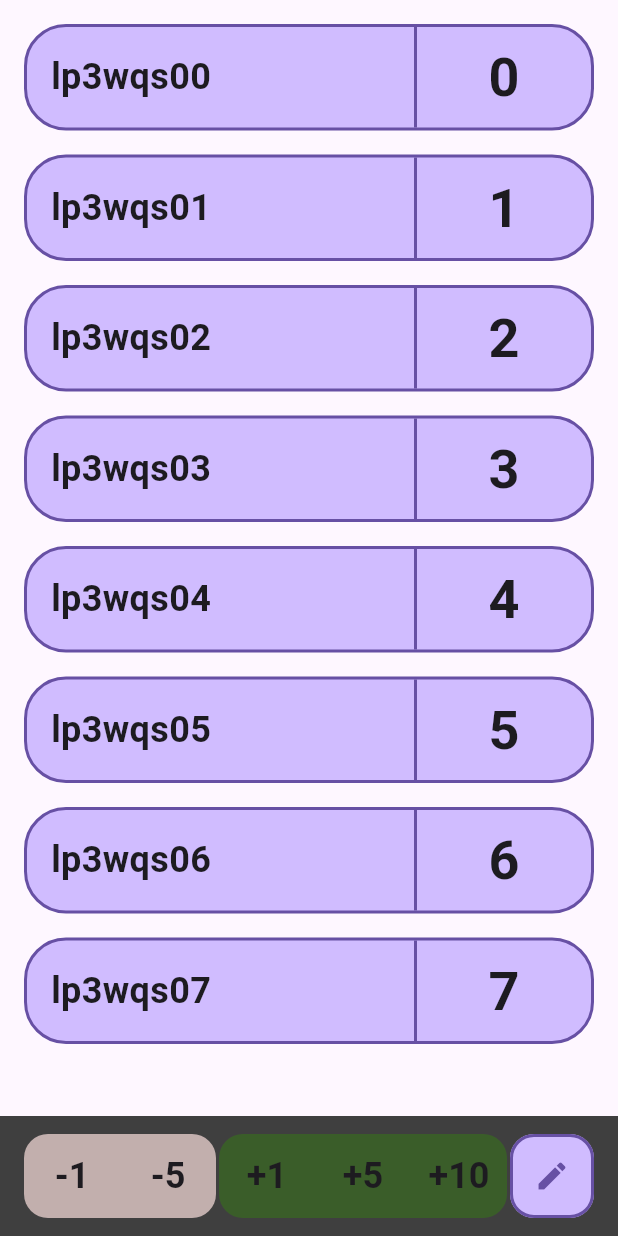
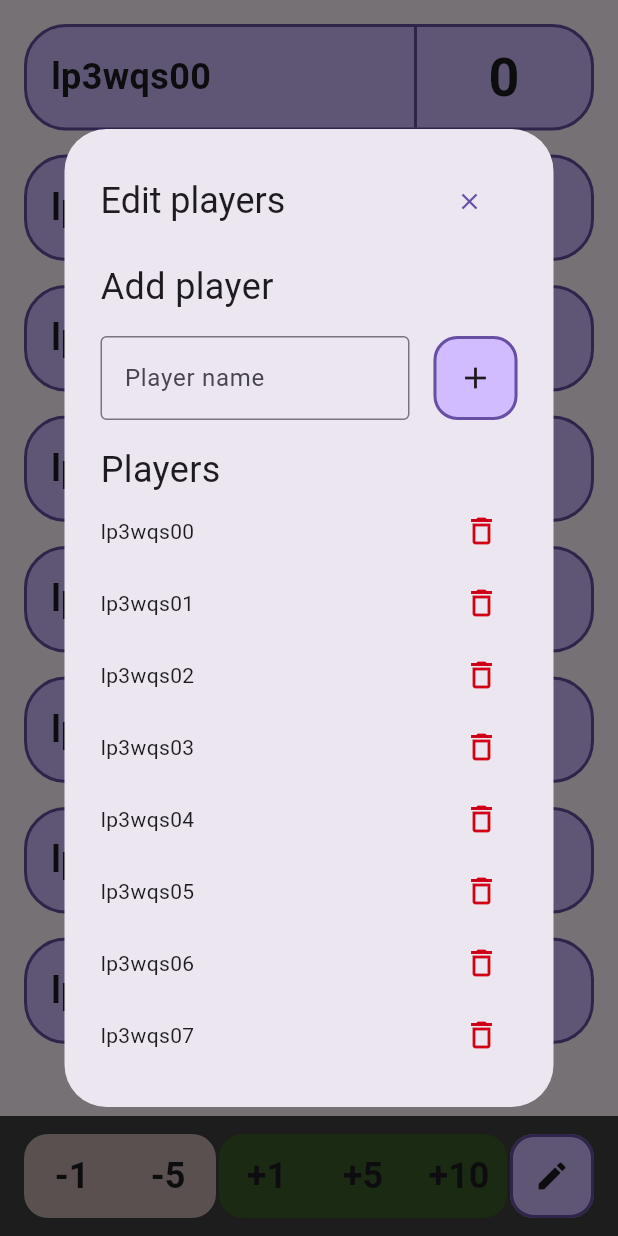
Before and after one commit to VojtaMaiwald/hobiti, a Flutter app: the screen it shows after launch, after a tap on the "edit" icon, on a phone screen of 412 x 824 dp. Run offline on Flutter 3.47's test engine with Material 2 defaults, Android fonts, the phone set to English and light mode, and no system bars; drawn by our look-alikes of dynamic_color; our stand-ins replace flutter_bloc.

Commit message:
Adding and removing players

```diff
--- a/lib/constants.dart
+++ b/lib/constants.dart
@@ -28,6 +28,7 @@ class Constants {
   static const double pointsButtonHeight = 56;
   static const double pointsButtonWidth = 64;
   static const double floatingActionButtonSize = 56;
+  static const double addButtonSize = 64;
 
   static const double bottomBarPortraitHeight = 80;
   static const double bottomBarLandscapeHeight = 96;
--- a/lib/cubit/game_cubit.dart
+++ b/lib/cubit/game_cubit.dart
@@ -1,5 +1,6 @@
 import 'dart:math';
 
+import 'package:flutter/material.dart';
 import 'package:flutter_bloc/flutter_bloc.dart';
 import 'package:hobiti/entities/player_entity.dart';
 
@@ -8,8 +9,11 @@ part 'game_state.dart';
 class GameCubit extends Cubit<GameState> {
   GameCubit() : super(GameState.initial());
 
+  TextEditingController controller = TextEditingController();
+
   void selectPlayer(String id) {
-    emit(state.copyWith(
+    emit(
+      state.copyWith(
         players: state.players.map((e) {
           if (e.id == id) {
             return e.copyWith(selected: !e.selected);
@@ -17,11 +21,13 @@ class GameCubit extends Cubit<GameState> {
             return e.copyWith(selected: false);
           }
         }).toList(),
-    ));
+      ),
+    );
   }
 
   void addPoints(int points) {
-    emit(state.copyWith(
+    emit(
+      state.copyWith(
         players: state.players.map((e) {
           if (e.selected) {
             return e.copyWith(points: max(min(e.points + points, 999), 0));
@@ -29,6 +35,40 @@ class GameCubit extends Cubit<GameState> {
             return e;
           }
         }).toList(),
-    ));
+      ),
+    );
+  }
+
+  void addPlayer() {
+    emit(
+      state.copyWith(
+        players: [
+          ...state.players,
+          PlayerEntity(
+            id: (DateTime.now().millisecondsSinceEpoch + state.players.length).toRadixString(36),
+            name: state.tempPlayerName,
+            points: 0,
+            selected: false,
+          ),
+        ],
+      ),
+    );
+    controller.clear();
+  }
+
+  void removePlayer(String id) {
+    emit(
+      state.copyWith(
+        players: state.players.where((element) => element.id != id).toList(),
+      ),
+    );
+  }
+
+  void setTempPlayerName(String name) {
+    emit(
+      state.copyWith(
+        tempPlayerName: name,
+      ),
+    );
   }
 }
--- a/lib/cubit/game_state.dart
+++ b/lib/cubit/game_state.dart
@@ -2,9 +2,11 @@ part of 'game_cubit.dart';
 
 class GameState {
   final List<PlayerEntity> players;
+  final String tempPlayerName;
 
   GameState({
     required this.players,
+    this.tempPlayerName = "",
   });
 
   factory GameState.initial() {
@@ -22,9 +24,11 @@ class GameState {
 
   GameState copyWith({
     List<PlayerEntity>? players,
+    String? tempPlayerName,
   }) {
     return GameState(
       players: players ?? this.players,
+      tempPlayerName: tempPlayerName ?? this.tempPlayerName,
     );
   }
 }
--- a/lib/main.dart
+++ b/lib/main.dart
@@ -8,11 +8,11 @@ import 'package:hobiti/styles/button_border.dart';
 import 'package:hobiti/styles/button_painter.dart';
 
 void main() {
-  runApp(const MainApp());
+  runApp(const HobitiApp());
 }
 
-class MainApp extends StatelessWidget {
-  const MainApp({super.key});
+class HobitiApp extends StatelessWidget {
+  const HobitiApp({super.key});
 
   Widget _getPointButton(BuildContext context, bool positive, int points, List<bool> roundedCorners) {
     return Stack(
@@ -68,7 +68,7 @@ class MainApp extends StatelessWidget {
       elevation: 0,
       backgroundColor: Theme.of(context).colorScheme.inversePrimary,
       onPressed: () {
-        //TODO add player
+        _showAddDialog(context);
       },
       child: Container(
         height: Constants.floatingActionButtonSize,
@@ -83,10 +83,128 @@ class MainApp extends StatelessWidget {
         ),
         child: Icon(
           Icons.edit,
-          color: Theme.of(context).colorScheme.primary,
+          color: Theme.of(context).colorScheme.onSurface,
         ),
       ),
     );
+  }
+
+  Future<dynamic> _showAddDialog(BuildContext context) {
+    return showDialog(
+      context: context,
+      builder: (_) {
+        return AlertDialog(
+          title: Row(
+            mainAxisAlignment: MainAxisAlignment.spaceBetween,
+            children: [
+              const Text(
+                "Edit players",
+                style: TextStyle(
+                  fontSize: Constants.nameFontSize,
+                ),
+              ),
+              TextButton(
+                onPressed: () {
+                  Navigator.of(context).pop();
+                  context.read<GameCubit>().controller.clear();
+                },
+                child: const Icon(Icons.close),
+              ),
+            ],
+          ),
+          content: SingleChildScrollView(
+            child: Column(
+              crossAxisAlignment: CrossAxisAlignment.start,
+              children: [
+                const Text(
+                  "Add player",
+                  style: TextStyle(fontSize: Constants.nameFontSize),
+                ),
+                const SizedBox(height: Constants.mainPadding),
+                Row(
+                  children: [
+                    SizedBox(
+                      width: MediaQuery.of(context).size.width / 2,
+                      child: TextField(
+                        controller: context.read<GameCubit>().controller,
+                        decoration: const InputDecoration(
+                          border: OutlineInputBorder(),
+                          labelText: "Player name",
+                        ),
+                        onChanged: (value) {
+                          context.read<GameCubit>().setTempPlayerName(value);
+                        },
+                        keyboardType: TextInputType.name,
+                        textCapitalization: TextCapitalization.words,
+                        onSubmitted: (value) {
+                          context.read<GameCubit>().addPlayer();
+                        },
+                      ),
+                    ),
+                    Padding(
+                      padding: const EdgeInsets.only(left: Constants.mainPadding),
+                      child: FloatingActionButton(
+                        elevation: 0,
+                        backgroundColor: Theme.of(context).colorScheme.inversePrimary,
+                        onPressed: () {
+                          context.read<GameCubit>().addPlayer();
+                        },
+                        child: Container(
+                          height: Constants.addButtonSize,
+                          width: Constants.addButtonSize,
+                          decoration: BoxDecoration(
+                            shape: BoxShape.rectangle,
+                            borderRadius: BorderRadius.circular(Constants.borderRadiusSecondary),
+                            border: Border.all(
+                              color: Theme.of(context).colorScheme.primary,
+                              width: Constants.borderWidth,
+                            ),
+                          ),
+                          child: Icon(
+                            Icons.add,
+                            color: Theme.of(context).colorScheme.onSurface,
+                          ),
+                        ),
+                      ),
+                    ),
+                  ],
+                ),
+                const SizedBox(height: Constants.mainPadding),
+                const Text(
+                  "Players",
+                  style: TextStyle(
+                    fontSize: Constants.nameFontSize,
+                  ),
+                ),
+                BlocBuilder<GameCubit, GameState>(
+                  builder: (context, state) {
+                    return Column(
+                      crossAxisAlignment: CrossAxisAlignment.start,
+                      children: state.players
+                          .map(
+                            (player) => Row(
+                              mainAxisAlignment: MainAxisAlignment.spaceBetween,
+                              children: [
+                                Text(player.name),
+                                IconButton(
+                                  onPressed: () {
+                                    context.read<GameCubit>().removePlayer(player.id);
+                                  },
+                                  icon: const Icon(Icons.delete_outline, color: Constants.errorColor),
+                                ),
+                              ],
+                            ),
+                          )
+                          .toList(),
+                    );
+                  },
+                ),
+              ],
+            ),
+          ),
+        );
+      },
+    ).whenComplete(() => context.read<GameCubit>().controller.clear());
   }
 
   List<Widget> _getButtonsLandscape(BuildContext context) {
@@ -120,17 +238,8 @@ class MainApp extends StatelessWidget {
     return ThemeData(useMaterial3: true, colorScheme: darkDynamic);
   }
 
-  @override
-  Widget build(BuildContext context) {
-    bool isPortrait = MediaQuery.of(context).orientation == Orientation.portrait;
-
-    return BlocProvider(
-      create: (context) => GameCubit(),
-      child: DynamicColorBuilder(
-        builder: (ColorScheme? lightDynamic, ColorScheme? darkDynamic) {
-          return MaterialApp(
-            theme: _getTheme(darkDynamic),
-            home: Scaffold(
+  Scaffold _getHomePage(bool isPortrait, BuildContext context, ColorScheme? darkDynamic) {
+    return Scaffold(
       body: SafeArea(
         child: Stack(
           children: [
@@ -165,7 +274,20 @@ class MainApp extends StatelessWidget {
           ],
         ),
       ),
-            ),
+    );
+  }
+
+  @override
+  Widget build(BuildContext context) {
+    bool isPortrait = MediaQuery.of(context).orientation == Orientation.portrait;
+
+    return BlocProvider(
+      create: (context) => GameCubit(),
+      child: DynamicColorBuilder(
+        builder: (ColorScheme? lightDynamic, ColorScheme? darkDynamic) {
+          return MaterialApp(
+            theme: _getTheme(darkDynamic),
+            home: _getHomePage(isPortrait, context, darkDynamic),
           );
         },
       ),
```
Lines whose indentation alone changed are shown as unchanged.
